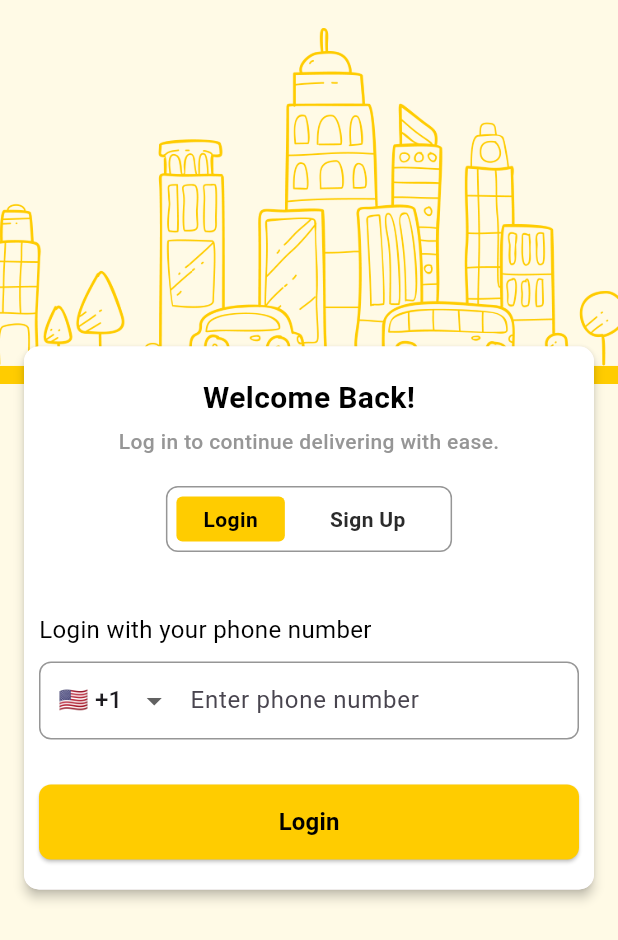
After one commit to Dev-Ninjas-Backup/nicholaslim80, a Flutter app: the LoginScreen screen opened by its route, on a phone screen of 412 x 824 dp. The commit adds this screen. Shown: the top 940 px of the screen. Run offline on Flutter 3.47's test engine with Material 3 defaults, Android fonts, the phone set to English and light mode, and no system bars; our stand-ins replace flutter_easyloading, flutter_screenutil, get, google_fonts.

Commit message:
Login Screen done.

```diff
--- a/lib/core/utils/constants/app_colors.dart
+++ b/lib/core/utils/constants/app_colors.dart
@@ -14,4 +14,7 @@ class AppColors {
   static const Color onboardingIndicatorActive = Color(0xFFFFCC00);
   static const Color onboardingIndicatorNotActive = Color(0xFFE6E6E6);
 
+  //Button colors
+  static const Color primaryButtonColor = Color(0xFFFFCC00);
+
 }
--- a/lib/core/utils/constants/image_path.dart
+++ b/lib/core/utils/constants/image_path.dart
@@ -3,4 +3,5 @@ class ImagePath {
   static String onboarding1 = 'assets/images/onboarding1.png';
   static String onboarding2 = 'assets/images/onboarding2.png';
   static String onboarding3 = 'assets/images/onboarding3.png';
+  static String backgroundImage = 'assets/images/background.jpg';
 }
--- a/lib/features/onboarding/controller/onboarding_controller.dart
+++ b/lib/features/onboarding/controller/onboarding_controller.dart
@@ -39,9 +39,12 @@ class OnboardingController extends GetxController {
   void nextPage() {
     if (currentIndex.value < onboardingData.length - 1) {
       pageController.nextPage(
+
         duration: const Duration(milliseconds: 300),
         curve: Curves.easeInOut,
       );
+    }else {
+      Get.offNamed('/loginScreen');
     }
   }
 
--- /dev/null
+++ b/lib/features/user/auth/login/controller/login_controller.dart
@@ -0,0 +1,48 @@
+import 'package:flutter/material.dart';
+import 'package:get/get.dart';
+
+class LoginController extends GetxController {
+  var isLoginSelected = true.obs;
+  var phoneNumber = ''.obs;
+  var selectedCountry = '🇺🇸 +1'.obs;
+  late TextEditingController phoneController;
+
+  final List<String> countries = [
+    '🇺🇸 +1',
+    '🇨🇦 +1',
+    '🇬🇧 +44',
+    '🇦🇺 +61',
+    '🇮🇳 +91',
+    '🇩🇪 +49',
+    '🇫🇷 +33',
+    '🇯🇵 +81',
+  ].obs;
+
+  void toggleSelection(bool isLogin) {
+    isLoginSelected.value = isLogin;
+  }
+
+  @override
+  void onInit() {
+    super.onInit();
+    phoneController = TextEditingController();
+    phoneController.addListener(() {
+      phoneNumber.value = phoneController.text;
+    });
+  }
+
+  void clearPhone() {
+    phoneController.clear();
+    phoneNumber.value = '';
+  }
+
+  void selectCountry(String country) {
+    selectedCountry.value = country;
+  }
+
+  @override
+  void onClose() {
+    phoneController.dispose();
+    super.onClose();
+  }
+}
--- /dev/null
+++ b/lib/features/user/auth/login/screen/login_screen.dart
@@ -0,0 +1,250 @@
+import 'package:flutter/material.dart';
+import 'package:get/get.dart';
+import 'package:nicholaslim80/core/utils/constants/app_colors.dart';
+import 'package:nicholaslim80/core/utils/constants/image_path.dart';
+import 'package:nicholaslim80/features/user/auth/login/controller/login_controller.dart';
+
+class LoginScreen extends StatelessWidget {
+  const LoginScreen({super.key});
+
+  @override
+  Widget build(BuildContext context) {
+    final controller = Get.put(LoginController());
+
+    return Scaffold(
+      body: Stack(
+        children: [
+          Image.asset(
+            ImagePath.backgroundImage,
+            fit: BoxFit.cover,
+            width: double.infinity,
+            height: double.infinity,
+          ),
+          Center(
+            child: SingleChildScrollView(
+              // <- prevent overflow
+              padding: const EdgeInsets.symmetric(horizontal: 16),
+              child: Material(
+                elevation: 3.0,
+                borderRadius: BorderRadius.circular(10),
+                child: Container(
+                  padding: const EdgeInsets.symmetric(
+                    horizontal: 10,
+                    vertical: 20,
+                  ),
+                  width: double.infinity,
+                  decoration: BoxDecoration(
+                    color: Colors.white,
+                    borderRadius: BorderRadius.circular(10),
+                  ),
+                  child: Column(
+                    mainAxisSize: MainAxisSize.min,
+                    crossAxisAlignment: CrossAxisAlignment.center,
+                    children: [
+                      Text(
+                        'Welcome Back!',
+                        style: const TextStyle(
+                          fontSize: 20,
+                          fontWeight: FontWeight.w700,
+                          color: Colors.black,
+                        ),
+                      ),
+                      const SizedBox(height: 4),
+                      Text(
+                        'Log in to continue delivering with ease.',
+                        style: TextStyle(
+                          fontSize: 14,
+                          fontWeight: FontWeight.w500,
+                          color: AppColors.subtitleFontColor,
+                        ),
+                      ),
+                      const SizedBox(height: 20),
+                      Obx(() {
+                        final isLogin = controller.isLoginSelected.value;
+                        return AnimatedContainer(
+                          duration: const Duration(milliseconds: 300),
+                          curve: Curves.easeInOut,
+                          padding: EdgeInsets.fromLTRB(
+                            isLogin ? 6 : 12,
+                            6,
+                            isLogin ? 12 : 6,
+                            6,
+                          ),
+                          decoration: BoxDecoration(
+                            borderRadius: BorderRadius.circular(8),
+                            border: Border.all(
+                              color: AppColors.subtitleFontColor,
+                              width: 1,
+                            ),
+                          ),
+                          child: Row(
+                            mainAxisSize: MainAxisSize.min,
+                            children: [
+                              GestureDetector(
+                                onTap: () => controller.toggleSelection(true),
+                                child: AnimatedContainer(
+                                  duration: const Duration(milliseconds: 300),
+                                  curve: Curves.easeInOut,
+                                  padding: const EdgeInsets.symmetric(
+                                    horizontal: 18,
+                                    vertical: 5,
+                                  ),
+                                  decoration: BoxDecoration(
+                                    color: isLogin
+                                        ? AppColors.primaryButtonColor
+                                        : Colors.transparent,
+                                    borderRadius: BorderRadius.circular(4),
+                                  ),
+                                  child: Text(
+                                    'Login',
+                                    style: TextStyle(
+                                      fontSize: 14,
+                                      fontWeight: FontWeight.w600,
+                                      color: Colors.black,
+                                    ),
+                                  ),
+                                ),
+                              ),
+                              const SizedBox(width: 12),
+                              GestureDetector(
+                                onTap: () => controller.toggleSelection(false),
+                                child: AnimatedContainer(
+                                  duration: const Duration(milliseconds: 300),
+                                  curve: Curves.easeInOut,
+                                  padding: const EdgeInsets.symmetric(
+                                    horizontal: 18,
+                                    vertical: 5,
+                                  ),
+                                  decoration: BoxDecoration(
+                                    color: !isLogin
+                                        ? AppColors.primaryButtonColor
+                                        : Colors.transparent,
+                                    borderRadius: BorderRadius.circular(4),
+                                  ),
+                                  child: Text(
+                                    'Sign Up',
+                                    style: TextStyle(
+                                      fontSize: 14,
+                                      fontWeight: FontWeight.w600,
+                                      color: !isLogin
+                                          ? Colors.white
+                                          : const Color(0xFF2B2B2B),
+                                    ),
+                                  ),
+                                ),
+                              ),
+                            ],
+                          ),
+                        );
+                      }),
+                      const SizedBox(height: 40),
+                      Align(
+                        alignment: Alignment.centerLeft,
+                        child: Text(
+                          'Login with your phone number',
+                          style: const TextStyle(
+                            fontSize: 16,
+                            fontWeight: FontWeight.w400,
+                            color: Colors.black,
+                          ),
+                        ),
+                      ),
+                      const SizedBox(height: 10),
+                      Obx(() {
+                        return Container(
+                          height: 52,
+                          width: double.infinity,
+                          padding: const EdgeInsets.symmetric(horizontal: 12),
+                          decoration: BoxDecoration(
+                            border: Border.all(
+                              color: AppColors.subtitleFontColor,
+                              width: 1,
+                            ),
+                            borderRadius: BorderRadius.circular(8),
+                          ),
+                          child: Row(
+                            children: [
+                              DropdownButtonHideUnderline(
+                                child: Obx(
+                                  () => DropdownButton<String>(
+                                    value: controller.selectedCountry.value,
+                                    items: controller.countries
+                                        .map(
+                                          (country) => DropdownMenuItem(
+                                            value: country,
+                                            child: Text(
+                                              country,
+                                              style: const TextStyle(
+                                                fontSize: 16,
+                                              ),
+                                            ),
+                                          ),
+                                        )
+                                        .toList(),
+                                    onChanged: (value) {
+                                      if (value != null) {
+                                        controller.selectCountry(value);
+                                      }
+                                    },
+                                    icon: const Icon(Icons.arrow_drop_down),
+                                  ),
+                                ),
+                              ),
+                              const SizedBox(width: 12),
+                              Expanded(
+                                child: TextField(
+                                  controller: controller.phoneController,
+                                  keyboardType: TextInputType.phone,
+                                  decoration: InputDecoration(
+                                    hintText: 'Enter phone number',
+                                    border: InputBorder.none,
+                                    isDense: true,
+                                    suffixIcon:
+                                        controller.phoneNumber.value.isNotEmpty
+                                        ? GestureDetector(
+                                            onTap: controller.clearPhone,
+                                            child: const Icon(
+                                              Icons.clear_outlined,
+                                              size: 20,
+                                            ),
+                                          )
+                                        : null,
+                                  ),
+                                ),
+                              ),
+                            ],
+                          ),
+                        );
+                      }),
+                      SizedBox(height: 30),
+                      ElevatedButton(
+                        onPressed: () {},
+                        style: ElevatedButton.styleFrom(
+                          backgroundColor: AppColors.primaryButtonColor,
+                          minimumSize: const Size(double.infinity, 50),
+                          shape: RoundedRectangleBorder(
+                            borderRadius: BorderRadius.circular(8),
+                          ),
+                        ),
+                        child: Text(
+                          controller.isLoginSelected.value
+                              ? 'Login'
+                              : 'Sign Up',
+                          style: const TextStyle(
+                            fontSize: 16,
+                            fontWeight: FontWeight.w700,
+                            color: Colors.black,
+                          ),
+                        ),
+                      ),
+                    ],
+                  ),
+                ),
+              ),
+            ),
+          ),
+        ],
+      ),
+    );
+  }
+}
--- a/lib/routes/app_routes.dart
+++ b/lib/routes/app_routes.dart
@@ -1,16 +1,21 @@
 import 'package:get/get_navigation/src/routes/get_route.dart';
+import 'package:get/get_navigation/src/routes/transitions_type.dart';
 import 'package:nicholaslim80/features/onboarding/screen/onboarding_screen.dart';
 import 'package:nicholaslim80/features/splash/screen/splash_screen.dart';
+import 'package:nicholaslim80/features/user/auth/login/screen/login_screen.dart';
 
 class AppRoutes {
   static String splashScreen = '/splashScreen';
   static String onboardingScreen = '/onboardingScreen';
+  static String loginScreen = '/loginScreen';
 
   static String getSplashScreen() => splashScreen;
   static String getOnboardingScreen() => onboardingScreen;
+  static String getLoginScreen() => loginScreen;
 
   static List<GetPage> routes = [
     GetPage(name: splashScreen, page: () => SplashScreen()),
     GetPage(name: onboardingScreen, page: () => OnboardingScreen()),
+    GetPage(name: loginScreen, page: () => LoginScreen(),transition: Transition.fadeIn),
   ];
 }
```
Also changed, not shown: assets/images/background.jpg (added).
